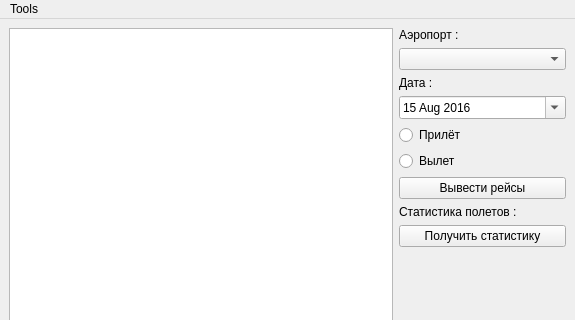
First picture: the form in Diplom_Aeroport/mainwindow.ui, repository AlexFrol77/Diplom_Aeroport, before the edit; both pictures show x 0 to 575 and y 0 to 320 of the 575 by 600 pixel window.
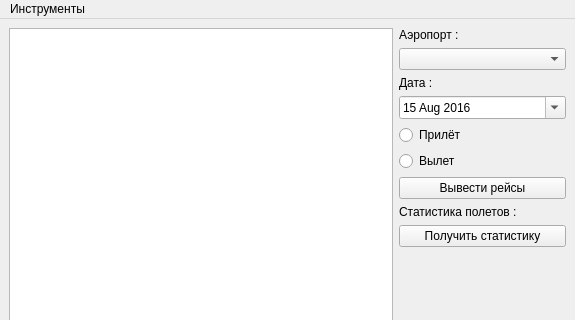
Second picture: the form after the edit.

```diff
--- a/Diplom_Aeroport/mainwindow.ui
+++ b/Diplom_Aeroport/mainwindow.ui
@@ -184,7 +184,7 @@
    </property>
    <widget class="QMenu" name="menuTools">
     <property name="title">
-     <string>Tools</string>
+     <string>Инструменты</string>
     </property>
     <addaction name="actionStatistica"/>
     <addaction name="actionAbout"/>
```
Left out of the diff: 2 changed lines with no effect on the pictures.
